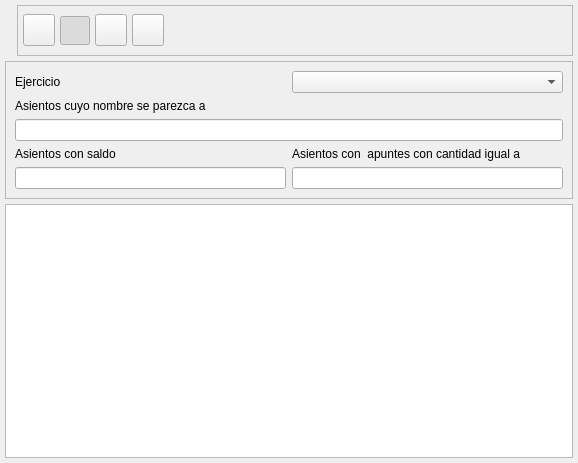
Old version of the form bulmages/bulmacont/src/contabilidad/asientolistbase.ui in the repository eboladev/Bulmages-1.
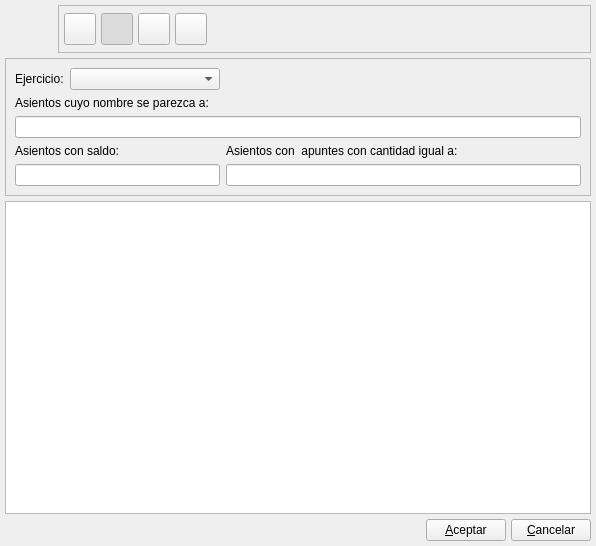
New version of the form. Icons and pictures are not drawn. Custom widgets are drawn as their Qt base class.

What changed in the file:
```diff
--- a/bulmages/bulmacont/src/contabilidad/asientolistbase.ui
+++ b/bulmages/bulmacont/src/contabilidad/asientolistbase.ui
@@ -5,8 +5,8 @@
    <rect>
     <x>0</x>
     <y>0</y>
-    <width>578</width>
-    <height>463</height>
+    <width>596</width>
+    <height>546</height>
    </rect>
   </property>
   <property name="windowTitle" >
@@ -32,8 +32,17 @@
      </property>
      <item>
       <widget class="QLabel" name="label" >
-       <property name="text" >
-        <string/>
+       <property name="minimumSize" >
+        <size>
+         <width>48</width>
+         <height>48</height>
+        </size>
+       </property>
+       <property name="maximumSize" >
+        <size>
+         <width>48</width>
+         <height>48</height>
+        </size>
        </property>
        <property name="pixmap" >
         <pixmap resource="../../../bulmages.qrc" >:/BulmaCont32x32/images/pendientes/i_asiento.xpm</pixmap>
@@ -66,6 +75,12 @@
             <height>32</height>
            </size>
           </property>
+          <property name="maximumSize" >
+           <size>
+            <width>32</width>
+            <height>32</height>
+           </size>
+          </property>
           <property name="toolTip" >
            <string>Imprimir</string>
           </property>
@@ -88,6 +103,18 @@
         </item>
         <item>
          <widget class="QToolButton" name="mui_filtrar" >
+          <property name="minimumSize" >
+           <size>
+            <width>32</width>
+            <height>32</height>
+           </size>
+          </property>
+          <property name="maximumSize" >
+           <size>
+            <width>32</width>
+            <height>32</height>
+           </size>
+          </property>
           <property name="toolTip" >
            <string>Filtrar</string>
           </property>
@@ -122,6 +149,12 @@
             <height>32</height>
            </size>
           </property>
+          <property name="maximumSize" >
+           <size>
+            <width>32</width>
+            <height>32</height>
+           </size>
+          </property>
           <property name="toolTip" >
            <string>Configurar</string>
           </property>
@@ -141,7 +174,7 @@
            </size>
           </property>
           <property name="checkable" >
-           <bool>false</bool>
+           <bool>true</bool>
           </property>
           <property name="checked" >
            <bool>false</bool>
@@ -156,6 +189,12 @@
             <height>32</height>
            </size>
           </property>
+          <property name="maximumSize" >
+           <size>
+            <width>32</width>
+            <height>32</height>
+           </size>
+          </property>
           <property name="toolTip" >
            <string>Actualizar</string>
           </property>
@@ -193,7 +232,7 @@
           <property name="sizeHint" >
            <size>
             <width>351</width>
-            <height>39</height>
+            <height>32</height>
            </size>
           </property>
          </spacer>
@@ -211,52 +250,82 @@
      <property name="frameShadow" >
       <enum>QFrame::Raised</enum>
      </property>
-     <layout class="QVBoxLayout" >
+     <layout class="QGridLayout" >
       <property name="margin" >
        <number>9</number>
       </property>
       <property name="spacing" >
        <number>6</number>
       </property>
-      <item>
-       <layout class="QHBoxLayout" >
-        <property name="margin" >
-         <number>0</number>
+      <item row="0" column="2" >
+       <spacer>
+        <property name="orientation" >
+         <enum>Qt::Horizontal</enum>
         </property>
-        <property name="spacing" >
-         <number>6</number>
+        <property name="sizeHint" >
+         <size>
+          <width>271</width>
+          <height>20</height>
+         </size>
         </property>
-        <item>
+       </spacer>
+      </item>
+      <item row="0" column="0" >
          <widget class="QLabel" name="textLabel1" >
           <property name="text" >
-           <string>Ejercicio</string>
+         <string>Ejercicio:</string>
           </property>
          </widget>
         </item>
-        <item>
-         <widget class="QComboBox" name="mui_ejercicio" />
-        </item>
-       </layout>
+      <item row="0" column="1" >
+       <widget class="QComboBox" name="mui_ejercicio" >
+        <property name="minimumSize" >
+         <size>
+          <width>150</width>
+          <height>0</height>
+         </size>
+        </property>
+       </widget>
+      </item>
+      <item row="4" column="2" >
+       <widget class="QLineEdit" name="mui_cantidadapunte" />
       </item>
-      <item>
-       <layout class="QVBoxLayout" >
-        <property name="margin" >
-         <number>0</number>
+      <item row="3" column="2" >
+       <widget class="QLabel" name="TextLabel2_2_2" >
+        <property name="text" >
+         <string>Asientos con  apuntes con cantidad igual a:</string>
         </property>
-        <property name="spacing" >
-         <number>6</number>
+       </widget>
+      </item>
+      <item row="4" column="0" colspan="2" >
+       <widget class="QLineEdit" name="mui_saldoasiento" />
+      </item>
+      <item row="3" column="0" colspan="2" >
+       <widget class="QLabel" name="TextLabel2_2" >
+        <property name="text" >
+         <string>Asientos con saldo:</string>
         </property>
-        <item>
+       </widget>
+      </item>
+      <item row="1" column="0" colspan="3" >
          <widget class="QLabel" name="TextLabel2" >
           <property name="text" >
-           <string>Asientos cuyo nombre se parezca a</string>
+         <string>Asientos cuyo nombre se parezca a:</string>
           </property>
          </widget>
         </item>
-        <item>
+      <item row="2" column="0" colspan="3" >
          <widget class="QLineEdit" name="mui_nombreasiento" />
         </item>
        </layout>
+    </widget>
+   </item>
+   <item>
+    <widget class="AsientoListSubform" name="mui_list" >
+     <property name="sortingEnabled" >
+      <bool>true</bool>
+     </property>
+    </widget>
       </item>
       <item>
        <layout class="QHBoxLayout" >
@@ -264,55 +333,36 @@
          <number>0</number>
         </property>
         <property name="spacing" >
-         <number>6</number>
+      <number>5</number>
         </property>
         <item>
-         <layout class="QVBoxLayout" >
-          <property name="margin" >
-           <number>0</number>
-          </property>
-          <property name="spacing" >
-           <number>6</number>
-          </property>
+      <spacer>
+       <property name="orientation" >
+        <enum>Qt::Horizontal</enum>
+       </property>
+       <property name="sizeHint" >
+        <size>
+         <width>40</width>
+         <height>20</height>
+        </size>
+       </property>
+      </spacer>
+     </item>
           <item>
-           <widget class="QLabel" name="TextLabel2_2" >
+      <widget class="QPushButton" name="mui_aceptar" >
             <property name="text" >
-             <string>Asientos con saldo</string>
+        <string>&amp;Aceptar</string>
             </property>
            </widget>
           </item>
           <item>
-           <widget class="QLineEdit" name="mui_saldoasiento" />
-          </item>
-         </layout>
-        </item>
-        <item>
-         <layout class="QVBoxLayout" >
-          <property name="margin" >
-           <number>0</number>
-          </property>
-          <property name="spacing" >
-           <number>6</number>
-          </property>
-          <item>
-           <widget class="QLabel" name="TextLabel2_2_2" >
+      <widget class="QPushButton" name="mui_cancelar" >
             <property name="text" >
-             <string>Asientos con  apuntes con cantidad igual a</string>
+        <string>&amp;Cancelar</string>
             </property>
            </widget>
           </item>
-          <item>
-           <widget class="QLineEdit" name="mui_cantidadapunte" />
-          </item>
-         </layout>
-        </item>
-       </layout>
-      </item>
-     </layout>
-    </widget>
-   </item>
-   <item>
-    <widget class="AsientoListSubform" name="mui_list" />
+    </layout>
    </item>
   </layout>
  </widget>
```
Left out of the diff: 2 changed lines with no effect on the pictures. Lines whose indentation alone changed are shown as unchanged.
